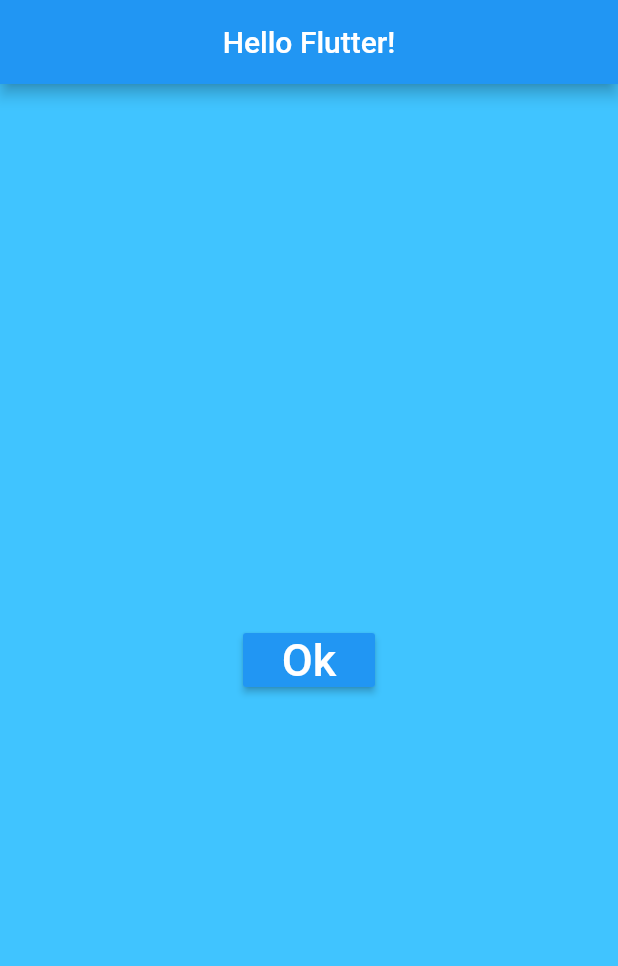
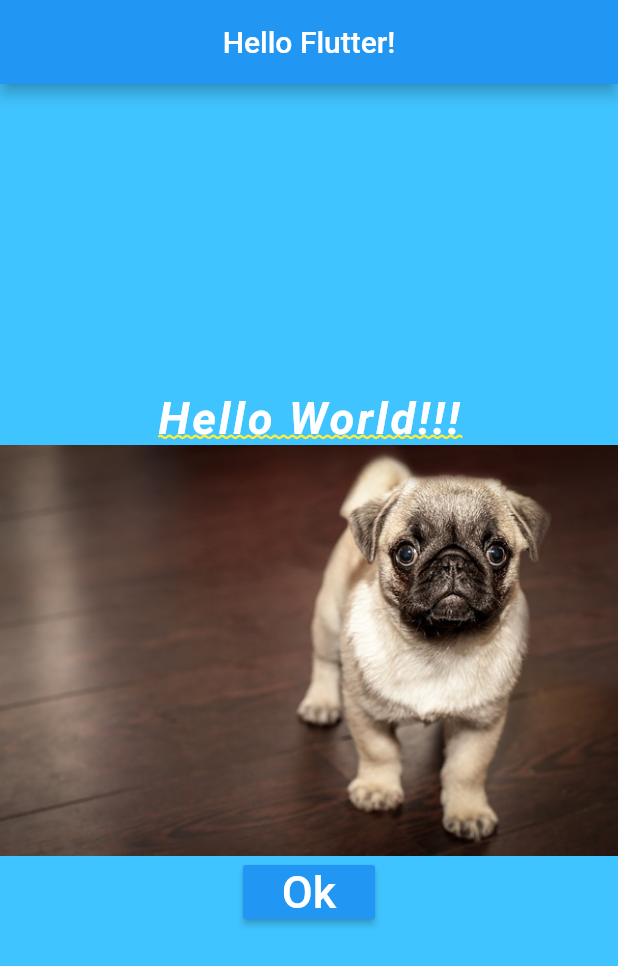
Before and after one commit to Ancora/flutterEssencialBasicWidgets, a Flutter app: the screen it shows after launch, on a phone screen of 412 x 824 dp. Shown: the top 966 px of the screen. Run offline on Flutter 3.47's test engine with Material 2 defaults, Android fonts, the phone set to English and light mode, and no system bars.

Commit message:
040-MaterialApp/Widgets/Column.

```diff
--- a/lib/home_page.dart
+++ b/lib/home_page.dart
@@ -15,8 +15,13 @@ class HomePage extends StatelessWidget {
   _body() {
     return Container(
       color: Colors.lightBlueAccent,
-      child: Center(
-        child: _button(),
+      child: Column(
+        mainAxisAlignment: MainAxisAlignment.center,
+        children: <Widget>[
+          _text(),
+          _img(),
+          _button(),
+        ],
       ),
     );
   }
@@ -41,7 +46,7 @@ class HomePage extends StatelessWidget {
 
   _img() {
     return Image.asset(
-      'assets/images/black-german.jpg',
+      'assets/images/pug.jpg',
       fit: BoxFit.cover,
     );
   }
```
